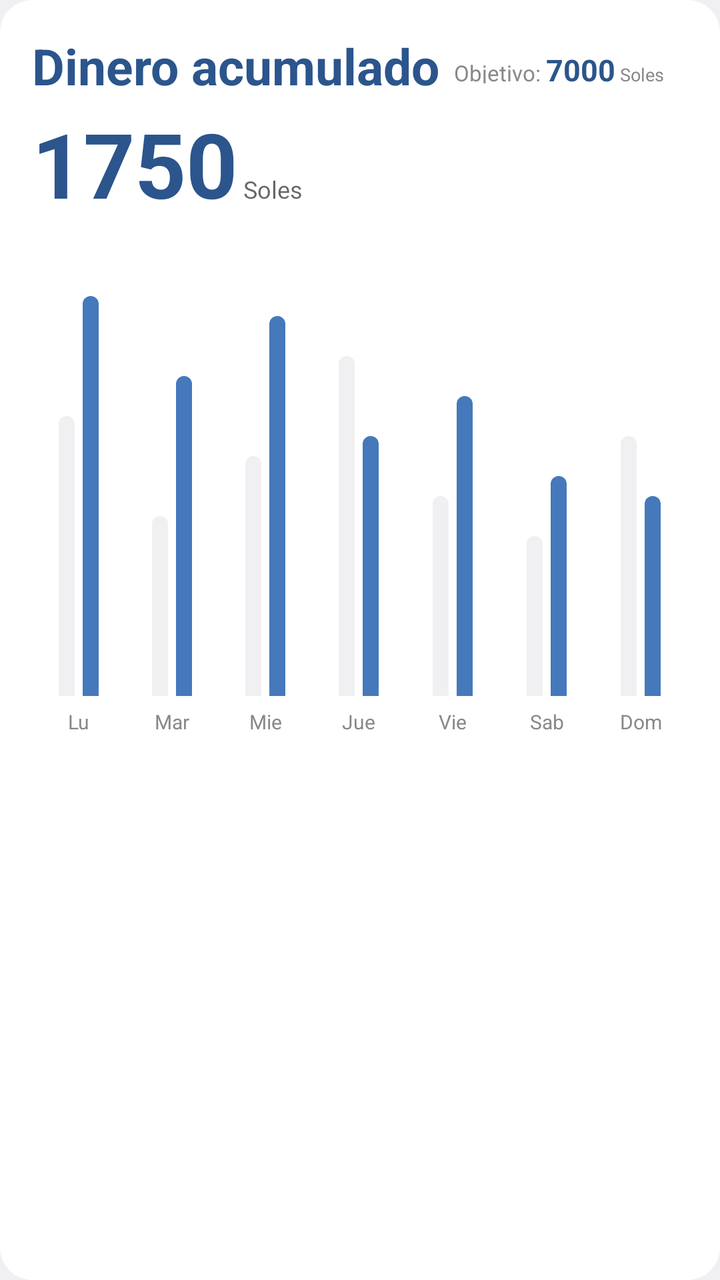
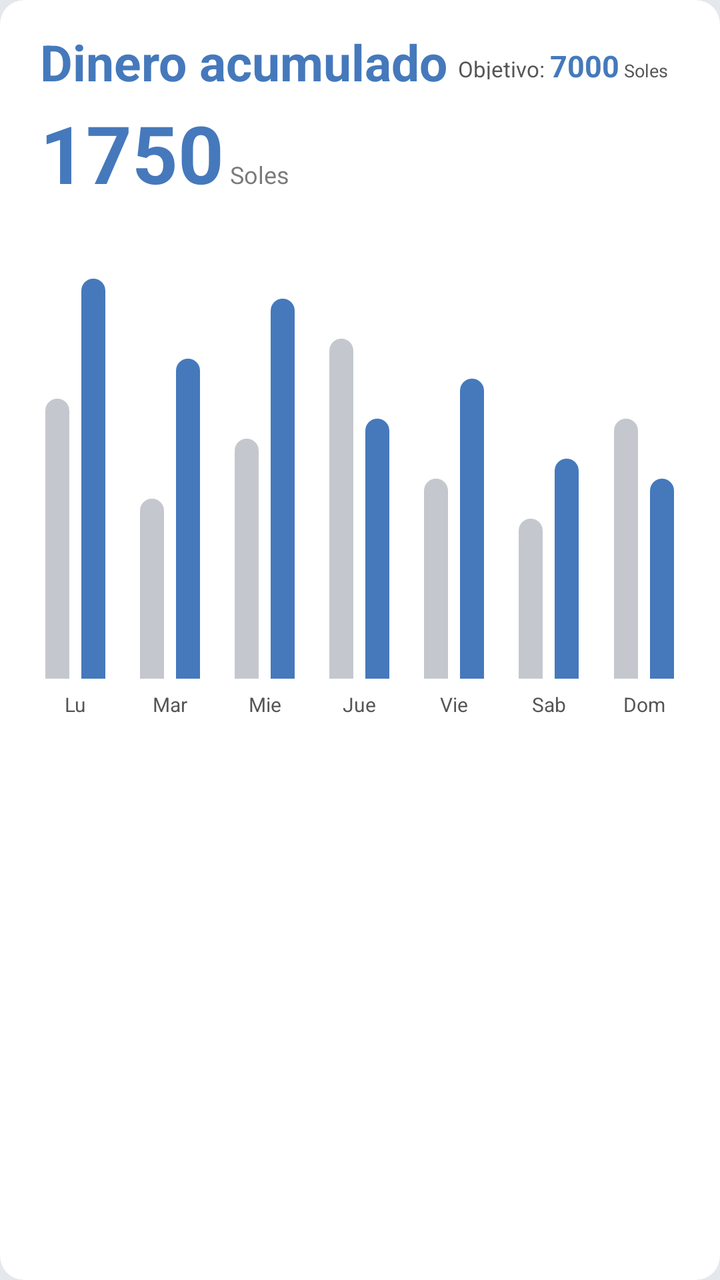

The first picture is an Android layout as it rendered before a commit; the second is the same layout after the commit. The layout source and the unified diff follow.
<!-- AndroidManifest.xml: application theme Theme.Finanzas_independientes_app -->
<!-- res/layout/layout_dashboard_dinero_acumulado.xml -->
<?xml version="1.0" encoding="utf-8"?>
<com.google.android.material.card.MaterialCardView
    xmlns:android="http://schemas.android.com/apk/res/android"
    xmlns:app="http://schemas.android.com/apk/res-auto"
    xmlns:tools="http://schemas.android.com/tools"
    android:id="@+id/cardDineroAcumulado"
    android:layout_width="match_parent"
    android:layout_height="wrap_content"
    app:cardBackgroundColor="?attr/colorSurface"
    app:cardCornerRadius="16dp"
    app:cardElevation="0dp"
    app:strokeWidth="0dp">

    <androidx.constraintlayout.widget.ConstraintLayout
        android:layout_width="match_parent"
        android:layout_height="wrap_content"
        android:padding="16dp">

        <TextView
            android:id="@+id/tvDineroAcumuladoTitle"
            android:layout_width="wrap_content"
            android:layout_height="wrap_content"
            android:text="Dinero acumulado"
            android:textColor="@color/blue_dark"
            android:textSize="25sp"
            android:textStyle="bold"
            app:layout_constraintStart_toStartOf="parent"
            app:layout_constraintTop_toTopOf="parent" />

        <LinearLayout
            android:layout_width="109dp"
            android:layout_height="17dp"
            android:layout_marginEnd="8dp"
            android:orientation="horizontal"
            app:layout_constraintBottom_toBottomOf="@id/tvDineroAcumuladoTitle"
            app:layout_constraintEnd_toEndOf="parent"
            app:layout_constraintTop_toTopOf="parent"
            app:layout_constraintVertical_bias="0.529">

            <TextView
                android:layout_width="wrap_content"
                android:layout_height="wrap_content"
                android:text="Objetivo: "
                android:textColor="@color/text_gray"
                android:textSize="11sp" />

            <TextView
                android:id="@+id/tvDineroObjetivo"
                android:layout_width="wrap_content"
                android:layout_height="wrap_content"
                android:text="7000"
                android:textColor="@color/blue_dark"
                android:textSize="15sp"
                android:textStyle="bold" />

            <TextView
                android:layout_width="wrap_content"
                android:layout_height="wrap_content"
                android:text=" Soles"
                android:textColor="@color/text_gray"
                android:textSize="9sp" />
        </LinearLayout>

        <LinearLayout
            android:id="@+id/llMontoAcumulado"
            android:layout_width="wrap_content"
            android:layout_height="wrap_content"
            android:layout_marginTop="2dp"
            android:gravity="bottom"
            android:orientation="horizontal"
            app:layout_constraintStart_toStartOf="parent"
            app:layout_constraintTop_toBottomOf="@id/tvDineroAcumuladoTitle">

            <TextView
                android:id="@+id/tvDineroTotal"
                android:layout_width="wrap_content"
                android:layout_height="wrap_content"
                android:text="1750"
                android:textColor="@color/blue_dark"
                android:textSize="45sp"
                android:textStyle="bold" />

            <TextView
                android:layout_width="wrap_content"
                android:layout_height="wrap_content"
                android:alpha="0.6"
                android:paddingBottom="4dp"
                android:text=" Soles"
                android:textColor="@color/black"
                android:textSize="12sp" />
        </LinearLayout>

        <LinearLayout
            android:id="@+id/llChartBars"
            android:layout_width="match_parent"
            android:layout_height="240dp"
            android:layout_marginTop="16dp"
            android:orientation="horizontal"
            android:weightSum="7"
            app:layout_constraintTop_toBottomOf="@id/llMontoAcumulado">

            <LinearLayout
                android:layout_width="0dp"
                android:layout_height="match_parent"
                android:layout_weight="1"
                android:orientation="vertical">

                <LinearLayout
                    android:layout_width="match_parent"
                    android:layout_height="0dp"
                    android:layout_weight="1"
                    android:gravity="bottom|center_horizontal"
                    android:orientation="horizontal">

                    <View
                        android:id="@+id/barEgresoLu"
                        android:layout_width="8dp"
                        android:layout_height="140dp"
                        android:background="@drawable/bg_bar_grey" />

                    <Space
                        android:layout_width="4dp"
                        android:layout_height="wrap_content" />

                    <View
                        android:id="@+id/barIngresoLu"
                        android:layout_width="8dp"
                        android:layout_height="200dp"
                        android:background="@drawable/bg_bar_blue" />
                </LinearLayout>

                <TextView
                    android:layout_width="match_parent"
                    android:layout_height="wrap_content"
                    android:layout_marginTop="6dp"
                    android:gravity="center"
                    android:text="Lu"
                    android:textColor="@color/text_gray"
                    android:textSize="10sp" />
            </LinearLayout>

            <LinearLayout
                android:layout_width="0dp"
                android:layout_height="match_parent"
                android:layout_weight="1"
                android:orientation="vertical">

                <LinearLayout
                    android:layout_width="match_parent"
                    android:layout_height="0dp"
                    android:layout_weight="1"
                    android:gravity="bottom|center_horizontal"
                    android:orientation="horizontal">

                    <View
                        android:id="@+id/barEgresoMar"
                        android:layout_width="8dp"
                        android:layout_height="90dp"
                        android:background="@drawable/bg_bar_grey" />

                    <Space
                        android:layout_width="4dp"
                        android:layout_height="wrap_content" />

                    <View
                        android:id="@+id/barIngresoMar"
                        android:layout_width="8dp"
                        android:layout_height="160dp"
                        android:background="@drawable/bg_bar_blue" />
                </LinearLayout>

                <TextView
                    android:layout_width="match_parent"
                    android:layout_height="wrap_content"
                    android:layout_marginTop="6dp"
                    android:gravity="center"
                    android:text="Mar"
                    android:textColor="@color/text_gray"
                    android:textSize="10sp" />
            </LinearLayout>

            <LinearLayout
                android:layout_width="0dp"
                android:layout_height="match_parent"
                android:layout_weight="1"
                android:orientation="vertical">

                <LinearLayout
                    android:layout_width="match_parent"
                    android:layout_height="0dp"
                    android:layout_weight="1"
                    android:gravity="bottom|center_horizontal"
                    android:orientation="horizontal">

                    <View
                        android:id="@+id/barEgresoMie"
                        android:layout_width="8dp"
                        android:layout_height="120dp"
                        android:background="@drawable/bg_bar_grey" />

                    <Space
                        android:layout_width="4dp"
                        android:layout_height="wrap_content" />

                    <View
                        android:id="@+id/barIngresoMie"
                        android:layout_width="8dp"
                        android:layout_height="190dp"
                        android:background="@drawable/bg_bar_blue" />
                </LinearLayout>

                <TextView
                    android:layout_width="match_parent"
                    android:layout_height="wrap_content"
                    android:layout_marginTop="6dp"
                    android:gravity="center"
                    android:text="Mie"
                    android:textColor="@color/text_gray"
                    android:textSize="10sp" />
            </LinearLayout>

            <LinearLayout
                android:layout_width="0dp"
                android:layout_height="match_parent"
                android:layout_weight="1"
                android:orientation="vertical">

                <LinearLayout
                    android:layout_width="match_parent"
                    android:layout_height="0dp"
                    android:layout_weight="1"
                    android:gravity="bottom|center_horizontal"
                    android:orientation="horizontal">

                    <View
                        android:id="@+id/barEgresoJue"
                        android:layout_width="8dp"
                        android:layout_height="170dp"
                        android:background="@drawable/bg_bar_grey" />

                    <Space
                        android:layout_width="4dp"
                        android:layout_height="wrap_content" />

                    <View
                        android:id="@+id/barIngresoJue"
                        android:layout_width="8dp"
                        android:layout_height="130dp"
                        android:background="@drawable/bg_bar_blue" />
                </LinearLayout>

                <TextView
                    android:layout_width="match_parent"
                    android:layout_height="wrap_content"
                    android:layout_marginTop="6dp"
                    android:gravity="center"
                    android:text="Jue"
                    android:textColor="@color/text_gray"
                    android:textSize="10sp" />
            </LinearLayout>

            <LinearLayout
                android:layout_width="0dp"
                android:layout_height="match_parent"
                android:layout_weight="1"
                android:orientation="vertical">

                <LinearLayout
                    android:layout_width="match_parent"
                    android:layout_height="0dp"
                    android:layout_weight="1"
                    android:gravity="bottom|center_horizontal"
                    android:orientation="horizontal">

                    <View
                        android:id="@+id/barEgresoVie"
                        android:layout_width="8dp"
                        android:layout_height="100dp"
                        android:background="@drawable/bg_bar_grey" />

                    <Space
                        android:layout_width="4dp"
                        android:layout_height="wrap_content" />

                    <View
                        android:id="@+id/barIngresoVie"
                        android:layout_width="8dp"
                        android:layout_height="150dp"
                        android:background="@drawable/bg_bar_blue" />
                </LinearLayout>

                <TextView
                    android:layout_width="match_parent"
                    android:layout_height="wrap_content"
                    android:layout_marginTop="6dp"
                    android:gravity="center"
                    android:text="Vie"
                    android:textColor="@color/text_gray"
                    android:textSize="10sp" />
            </LinearLayout>

            <LinearLayout
                android:layout_width="0dp"
                android:layout_height="match_parent"
                android:layout_weight="1"
                android:orientation="vertical">

                <LinearLayout
                    android:layout_width="match_parent"
                    android:layout_height="0dp"
                    android:layout_weight="1"
                    android:gravity="bottom|center_horizontal"
                    android:orientation="horizontal">

                    <View
                        android:id="@+id/barEgresoSab"
                        android:layout_width="8dp"
                        android:layout_height="80dp"
                        android:background="@drawable/bg_bar_grey" />

                    <Space
                        android:layout_width="4dp"
                        android:layout_height="wrap_content" />

                    <View
                        android:id="@+id/barIngresoSab"
                        android:layout_width="8dp"
                        android:layout_height="110dp"
                        android:background="@drawable/bg_bar_blue" />
                </LinearLayout>

                <TextView
                    android:layout_width="match_parent"
                    android:layout_height="wrap_content"
                    android:layout_marginTop="6dp"
                    android:gravity="center"
                    android:text="Sab"
                    android:textColor="@color/text_gray"
                    android:textSize="10sp" />
            </LinearLayout>

            <LinearLayout
                android:layout_width="0dp"
                android:layout_height="match_parent"
                android:layout_weight="1"
                android:orientation="vertical">

                <LinearLayout
                    android:layout_width="match_parent"
                    android:layout_height="0dp"
                    android:layout_weight="1"
                    android:gravity="bottom|center_horizontal"
                    android:orientation="horizontal">

                    <View
                        android:id="@+id/barEgresoDom"
                        android:layout_width="8dp"
                        android:layout_height="130dp"
                        android:background="@drawable/bg_bar_grey" />

                    <Space
                        android:layout_width="4dp"
                        android:layout_height="wrap_content" />

                    <View
                        android:id="@+id/barIngresoDom"
                        android:layout_width="8dp"
                        android:layout_height="100dp"
                        android:background="@drawable/bg_bar_blue" />
                </LinearLayout>

                <TextView
                    android:layout_width="match_parent"
                    android:layout_height="wrap_content"
                    android:layout_marginTop="6dp"
                    android:gravity="center"
                    android:text="Dom"
                    android:textColor="@color/text_gray"
                    android:textSize="10sp" />
            </LinearLayout>
        </LinearLayout>
    </androidx.constraintlayout.widget.ConstraintLayout>
</com.google.android.material.card.MaterialCardView>
<!-- resources referenced by this layout -->
<resources>
  <color name="black">#000000</color>
  <color name="blue_dark">#2B558C</color>
  <color name="text_gray">#888888</color>
  <!-- drawable bg_bar_blue (drawable) -->
  <?xml version="1.0" encoding="utf-8"?>
  <shape xmlns:android="http://schemas.android.com/apk/res/android">
      <solid android:color="#4579BC" />
      <corners android:topLeftRadius="8dp" android:topRightRadius="8dp" />
  </shape>
  <!-- drawable bg_bar_grey (drawable) -->
  <?xml version="1.0" encoding="utf-8"?>
  <shape xmlns:android="http://schemas.android.com/apk/res/android">
      <solid android:color="#F0F0F2" />
      <corners android:topLeftRadius="8dp" android:topRightRadius="8dp" />
  </shape>
  <style name="Theme.Finanzas_independientes_app" parent="Base.Theme.Finanzas_independientes_app" />
  <style name="Base.Theme.Finanzas_independientes_app" parent="Theme.Material3.DayNight.NoActionBar">
          <item name="colorPrimary">@color/blue_primary</item>
          <item name="colorOnPrimary">@color/white</item>
          <item name="colorSecondary">@color/blue_dark</item>
          <item name="colorOnSecondary">@color/white</item>
          <item name="colorSurface">@color/surface</item>
          <item name="colorOnSurface">@color/on_surface</item>
          <item name="colorSurfaceVariant">@color/surface_variant</item>
          <item name="colorOnSurfaceVariant">@color/on_surface_variant</item>
          <item name="android:colorBackground">@color/background</item>
          <item name="colorError">@color/error_red</item>
          <item name="colorOutline">@color/outline</item>
      </style>
  <color name="blue_primary">#4579BC</color>
  <color name="white">#FFFFFF</color>
  <color name="surface">#FFFFFF</color>
  <color name="on_surface">#222222</color>
  <color name="surface_variant">#F0F0F2</color>
  <color name="on_surface_variant">#555555</color>
  <color name="background">#F0F0F2</color>
  <color name="error_red">#B00020</color>
  <color name="outline">#C4C4C4</color>
</resources>

<!-- the commit's change to res/layout/layout_dashboard_dinero_acumulado.xml (unified diff, before → after) -->
@@ -7,21 +7,22 @@
     android:layout_width="match_parent"
     android:layout_height="wrap_content"
     app:cardBackgroundColor="?attr/colorSurface"
-    app:cardCornerRadius="16dp"
+    app:shapeAppearance="@style/ShapeAppearance.App.MediumComponent"
     app:cardElevation="0dp"
     app:strokeWidth="0dp">
 
     <androidx.constraintlayout.widget.ConstraintLayout
         android:layout_width="match_parent"
         android:layout_height="wrap_content"
-        android:padding="16dp">
+        android:padding="14dp">
 
         <TextView
             android:id="@+id/tvDineroAcumuladoTitle"
             android:layout_width="wrap_content"
             android:layout_height="wrap_content"
+            android:layout_marginStart="6dp"
             android:text="Dinero acumulado"
-            android:textColor="@color/blue_dark"
+            android:textColor="?attr/colorPrimary"
             android:textSize="25sp"
             android:textStyle="bold"
             app:layout_constraintStart_toStartOf="parent"
@@ -41,7 +42,7 @@
                 android:layout_width="wrap_content"
                 android:layout_height="wrap_content"
                 android:text="Objetivo: "
-                android:textColor="@color/text_gray"
+                android:textColor="?attr/colorOnSurfaceVariant"
                 android:textSize="11sp" />
 
             <TextView
@@ -49,7 +50,7 @@
                 android:layout_width="wrap_content"
                 android:layout_height="wrap_content"
                 android:text="7000"
-                android:textColor="@color/blue_dark"
+                android:textColor="?attr/colorPrimary"
                 android:textSize="15sp"
                 android:textStyle="bold" />
 
@@ -57,7 +58,7 @@
                 android:layout_width="wrap_content"
                 android:layout_height="wrap_content"
                 android:text=" Soles"
-                android:textColor="@color/text_gray"
+                android:textColor="?attr/colorOnSurfaceVariant"
                 android:textSize="9sp" />
         </LinearLayout>
 
@@ -65,6 +66,7 @@
             android:id="@+id/llMontoAcumulado"
             android:layout_width="wrap_content"
             android:layout_height="wrap_content"
+            android:layout_marginStart="6dp"
             android:layout_marginTop="2dp"
             android:gravity="bottom"
             android:orientation="horizontal"
@@ -76,8 +78,8 @@
                 android:layout_width="wrap_content"
                 android:layout_height="wrap_content"
                 android:text="1750"
-                android:textColor="@color/blue_dark"
-                android:textSize="45sp"
+                android:textColor="?attr/colorPrimary"
+                android:textSize="40sp"
                 android:textStyle="bold" />
 
             <TextView
@@ -86,7 +88,7 @@
                 android:alpha="0.6"
                 android:paddingBottom="4dp"
                 android:text=" Soles"
-                android:textColor="@color/black"
+                android:textColor="?attr/colorOnSurface"
                 android:textSize="12sp" />
         </LinearLayout>
 
@@ -114,17 +116,17 @@
 
                     <View
                         android:id="@+id/barEgresoLu"
-                        android:layout_width="8dp"
+                        android:layout_width="12dp"
                         android:layout_height="140dp"
                         android:background="@drawable/bg_bar_grey" />
 
                     <Space
-                        android:layout_width="4dp"
+                        android:layout_width="6dp"
                         android:layout_height="wrap_content" />
 
                     <View
                         android:id="@+id/barIngresoLu"
-                        android:layout_width="8dp"
+                        android:layout_width="12dp"
                         android:layout_height="200dp"
                         android:background="@drawable/bg_bar_blue" />
                 </LinearLayout>
@@ -135,7 +137,7 @@
                     android:layout_marginTop="6dp"
                     android:gravity="center"
                     android:text="Lu"
-                    android:textColor="@color/text_gray"
+                    android:textColor="?attr/colorOnSurfaceVariant"
                     android:textSize="10sp" />
             </LinearLayout>
 
@@ -154,17 +156,17 @@
 
                     <View
                         android:id="@+id/barEgresoMar"
-                        android:layout_width="8dp"
+                        android:layout_width="12dp"
                         android:layout_height="90dp"
                         android:background="@drawable/bg_bar_grey" />
 
                     <Space
-                        android:layout_width="4dp"
+                        android:layout_width="6dp"
                         android:layout_height="wrap_content" />
 
                     <View
                         android:id="@+id/barIngresoMar"
-                        android:layout_width="8dp"
+                        android:layout_width="12dp"
                         android:layout_height="160dp"
                         android:background="@drawable/bg_bar_blue" />
                 </LinearLayout>
@@ -175,7 +177,7 @@
                     android:layout_marginTop="6dp"
                     android:gravity="center"
                     android:text="Mar"
-                    android:textColor="@color/text_gray"
+                    android:textColor="?attr/colorOnSurfaceVariant"
                     android:textSize="10sp" />
             </LinearLayout>
 
@@ -194,17 +196,17 @@
 
                     <View
                         android:id="@+id/barEgresoMie"
-                        android:layout_width="8dp"
+                        android:layout_width="12dp"
                         android:layout_height="120dp"
                         android:background="@drawable/bg_bar_grey" />
 
                     <Space
-                        android:layout_width="4dp"
+                        android:layout_width="6dp"
                         android:layout_height="wrap_content" />
 
                     <View
                         android:id="@+id/barIngresoMie"
-                        android:layout_width="8dp"
+                        android:layout_width="12dp"
                         android:layout_height="190dp"
                         android:background="@drawable/bg_bar_blue" />
                 </LinearLayout>
@@ -215,7 +217,7 @@
                     android:layout_marginTop="6dp"
                     android:gravity="center"
                     android:text="Mie"
-                    android:textColor="@color/text_gray"
+                    android:textColor="?attr/colorOnSurfaceVariant"
                     android:textSize="10sp" />
             </LinearLayout>
 
@@ -234,17 +236,17 @@
 
                     <View
                         android:id="@+id/barEgresoJue"
-                        android:layout_width="8dp"
+                        android:layout_width="12dp"
                         android:layout_height="170dp"
                         android:background="@drawable/bg_bar_grey" />
 
                     <Space
-                        android:layout_width="4dp"
+                        android:layout_width="6dp"
                         android:layout_height="wrap_content" />
 
                     <View
                         android:id="@+id/barIngresoJue"
-                        android:layout_width="8dp"
+                        android:layout_width="12dp"
                         android:layout_height="130dp"
                         android:background="@drawable/bg_bar_blue" />
                 </LinearLayout>
@@ -255,7 +257,7 @@
                     android:layout_marginTop="6dp"
                     android:gravity="center"
                     android:text="Jue"
-                    android:textColor="@color/text_gray"
+                    android:textColor="?attr/colorOnSurfaceVariant"
                     android:textSize="10sp" />
             </LinearLayout>
 
@@ -274,17 +276,17 @@
 
                     <View
                         android:id="@+id/barEgresoVie"
-                        android:layout_width="8dp"
+                        android:layout_width="12dp"
                         android:layout_height="100dp"
                         android:background="@drawable/bg_bar_grey" />
 
                     <Space
-                        android:layout_width="4dp"
+                        android:layout_width="6dp"
                         android:layout_height="wrap_content" />
 
                     <View
                         android:id="@+id/barIngresoVie"
-                        android:layout_width="8dp"
+                        android:layout_width="12dp"
                         android:layout_height="150dp"
                         android:background="@drawable/bg_bar_blue" />
                 </LinearLayout>
@@ -295,7 +297,7 @@
                     android:layout_marginTop="6dp"
                     android:gravity="center"
                     android:text="Vie"
-                    android:textColor="@color/text_gray"
+                    android:textColor="?attr/colorOnSurfaceVariant"
                     android:textSize="10sp" />
             </LinearLayout>
 
@@ -314,17 +316,17 @@
 
                     <View
                         android:id="@+id/barEgresoSab"
-                        android:layout_width="8dp"
+                        android:layout_width="12dp"
                         android:layout_height="80dp"
                         android:background="@drawable/bg_bar_grey" />
 
                     <Space
-                        android:layout_width="4dp"
+                        android:layout_width="6dp"
                         android:layout_height="wrap_content" />
 
                     <View
                         android:id="@+id/barIngresoSab"
-                        android:layout_width="8dp"
+                        android:layout_width="12dp"
                         android:layout_height="110dp"
                         android:background="@drawable/bg_bar_blue" />
                 </LinearLayout>
@@ -335,7 +337,7 @@
                     android:layout_marginTop="6dp"
                     android:gravity="center"
                     android:text="Sab"
-                    android:textColor="@color/text_gray"
+                    android:textColor="?attr/colorOnSurfaceVariant"
                     android:textSize="10sp" />
             </LinearLayout>
 
@@ -354,17 +356,17 @@
 
                     <View
                         android:id="@+id/barEgresoDom"
-                        android:layout_width="8dp"
+                        android:layout_width="12dp"
                         android:layout_height="130dp"
                         android:background="@drawable/bg_bar_grey" />
 
                     <Space
-                        android:layout_width="4dp"
+                        android:layout_width="6dp"
                         android:layout_height="wrap_content" />
 
                     <View
                         android:id="@+id/barIngresoDom"
-                        android:layout_width="8dp"
+                        android:layout_width="12dp"
                         android:layout_height="100dp"
                         android:background="@drawable/bg_bar_blue" />
                 </LinearLayout>
@@ -375,7 +377,7 @@
                     android:layout_marginTop="6dp"
                     android:gravity="center"
                     android:text="Dom"
-                    android:textColor="@color/text_gray"
+                    android:textColor="?attr/colorOnSurfaceVariant"
                     android:textSize="10sp" />
             </LinearLayout>
         </LinearLayout>
<!-- resource entries referenced after the edit -->
@@ -1,8 +1,6 @@
 <!-- resources referenced by this layout -->
 <resources>
-  <color name="black">#000000</color>
   <color name="blue_dark">#2B558C</color>
-  <color name="text_gray">#888888</color>
   <!-- drawable bg_bar_blue (drawable) -->
   <?xml version="1.0" encoding="utf-8"?>
   <shape xmlns:android="http://schemas.android.com/apk/res/android">
@@ -12,31 +10,42 @@
   <!-- drawable bg_bar_grey (drawable) -->
   <?xml version="1.0" encoding="utf-8"?>
   <shape xmlns:android="http://schemas.android.com/apk/res/android">
-      <solid android:color="#F0F0F2" />
+      <solid android:color="#C4C8CE" />
       <corners android:topLeftRadius="8dp" android:topRightRadius="8dp" />
   </shape>
+  <style name="ShapeAppearance.App.MediumComponent" parent="ShapeAppearance.Material3.MediumComponent">
+          <item name="cornerSize">12dp</item>
+      </style>
   <style name="Theme.Finanzas_independientes_app" parent="Base.Theme.Finanzas_independientes_app" />
   <style name="Base.Theme.Finanzas_independientes_app" parent="Theme.Material3.DayNight.NoActionBar">
           <item name="colorPrimary">@color/blue_primary</item>
           <item name="colorOnPrimary">@color/white</item>
+          <item name="colorPrimaryContainer">@color/primary_container</item>
+          <item name="colorOnPrimaryContainer">@color/on_primary_container</item>
           <item name="colorSecondary">@color/blue_dark</item>
           <item name="colorOnSecondary">@color/white</item>
           <item name="colorSurface">@color/surface</item>
           <item name="colorOnSurface">@color/on_surface</item>
           <item name="colorSurfaceVariant">@color/surface_variant</item>
           <item name="colorOnSurfaceVariant">@color/on_surface_variant</item>
+          <item name="colorSurfaceContainer">@color/surface_container</item>
           <item name="android:colorBackground">@color/background</item>
           <item name="colorError">@color/error_red</item>
           <item name="colorOutline">@color/outline</item>
+          <item name="colorOutlineVariant">@color/outline_variant</item>
       </style>
   <color name="blue_primary">#4579BC</color>
   <color name="white">#FFFFFF</color>
+  <color name="primary_container">#DCE7F3</color>
+  <color name="on_primary_container">#0F2942</color>
   <color name="surface">#FFFFFF</color>
   <color name="on_surface">#222222</color>
-  <color name="surface_variant">#F0F0F2</color>
+  <color name="surface_variant">#E4E7EC</color>
   <color name="on_surface_variant">#555555</color>
-  <color name="background">#F0F0F2</color>
+  <color name="surface_container">#E8E9ED</color>
+  <color name="background">#E4E7EC</color>
   <color name="error_red">#B00020</color>
   <color name="outline">#C4C4C4</color>
+  <color name="outline_variant">#E0E0E0</color>
 </resources>
 
